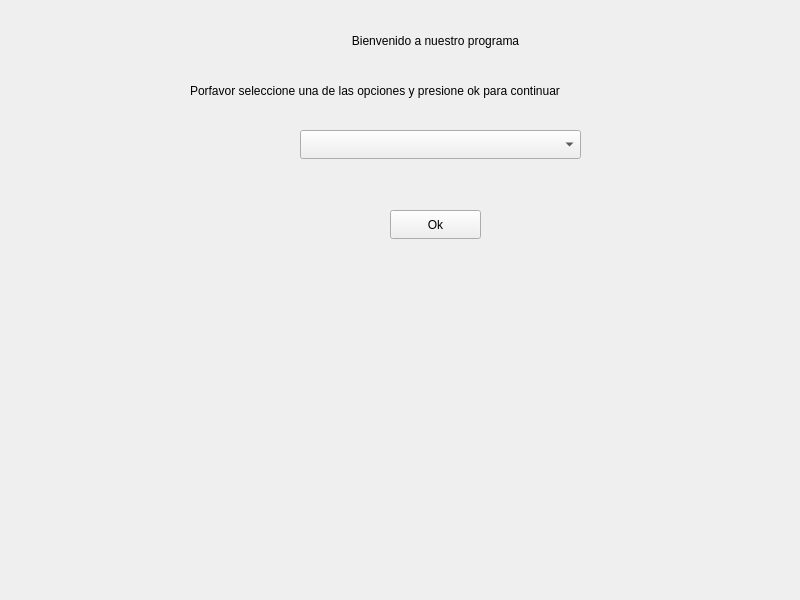
This is aplicacion/Tarea2_electronica/main_window.ui in jacobbonilla21/electronica as Qt 5 draws it before an edit. The edited form follows.
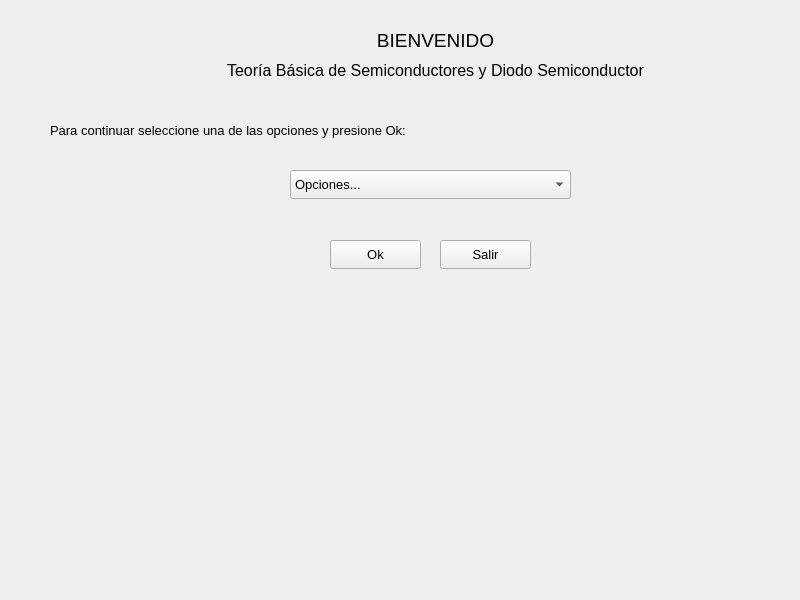
This is the edited form.

Commit message: agregando boton y editando main

```diff
--- a/aplicacion/Tarea2_electronica/main_window.ui
+++ b/aplicacion/Tarea2_electronica/main_window.ui
@@ -22,8 +22,14 @@
      <height>21</height>
     </rect>
    </property>
+   <property name="font">
+    <font>
+     <pointsize>14</pointsize>
+     <fontweight>ExtraBold</fontweight>
+    </font>
+   </property>
    <property name="text">
-    <string>Bienvenido a nuestro programa</string>
+    <string>BIENVENIDO</string>
    </property>
    <property name="alignment">
     <set>Qt::AlignmentFlag::AlignCenter</set>
@@ -32,25 +38,35 @@
   <widget class="QLabel" name="label_2">
    <property name="geometry">
     <rect>
-     <x>190</x>
-     <y>80</y>
+     <x>50</x>
+     <y>120</y>
      <width>491</width>
      <height>21</height>
     </rect>
    </property>
+   <property name="font">
+    <font>
+     <pointsize>10</pointsize>
+    </font>
+   </property>
    <property name="text">
-    <string>Porfavor seleccione una de las opciones y presione ok para continuar</string>
+    <string>Para continuar seleccione una de las opciones y presione Ok:</string>
    </property>
   </widget>
   <widget class="QComboBox" name="Seleccion_menu">
    <property name="geometry">
     <rect>
-     <x>300</x>
-     <y>130</y>
+     <x>290</x>
+     <y>170</y>
      <width>281</width>
      <height>29</height>
     </rect>
    </property>
+   <property name="font">
+    <font>
+     <pointsize>10</pointsize>
+    </font>
+   </property>
    <property name="contextMenuPolicy">
     <enum>Qt::ContextMenuPolicy::DefaultContextMenu</enum>
    </property>
@@ -58,11 +74,11 @@
     <bool>false</bool>
    </property>
    <property name="currentText">
-    <string/>
+    <string>Opciones...</string>
    </property>
    <item>
     <property name="text">
-     <string/>
+     <string>Opciones...</string>
     </property>
    </item>
    <item>
@@ -79,16 +95,60 @@
   <widget class="QPushButton" name="OkBoton">
    <property name="geometry">
     <rect>
-     <x>390</x>
-     <y>210</y>
+     <x>330</x>
+     <y>240</y>
      <width>91</width>
      <height>29</height>
     </rect>
    </property>
+   <property name="font">
+    <font>
+     <pointsize>10</pointsize>
+    </font>
+   </property>
    <property name="text">
     <string>Ok</string>
    </property>
   </widget>
+  <widget class="QLabel" name="label_3">
+   <property name="geometry">
+    <rect>
+     <x>210</x>
+     <y>60</y>
+     <width>451</width>
+     <height>21</height>
+    </rect>
+   </property>
+   <property name="font">
+    <font>
+     <pointsize>12</pointsize>
+    </font>
+   </property>
+   <property name="text">
+    <string>Teoría Básica de Semiconductores y Diodo Semiconductor</string>
+   </property>
+   <property name="alignment">
+    <set>Qt::AlignmentFlag::AlignCenter</set>
+   </property>
+  </widget>
+  <widget class="QPushButton" name="ExitBoton">
+   <property name="geometry">
+    <rect>
+     <x>440</x>
+     <y>240</y>
+     <width>91</width>
+     <height>29</height>
+    </rect>
+   </property>
+   <property name="font">
+    <font>
+     <pointsize>10</pointsize>
+    </font>
+   </property>
+   <property name="text">
+    <string>Salir</string>
+   </property>
+  </widget>
  </widget>
  <resources/>
  <connections/>
```
The commit also changes 2 other files.
